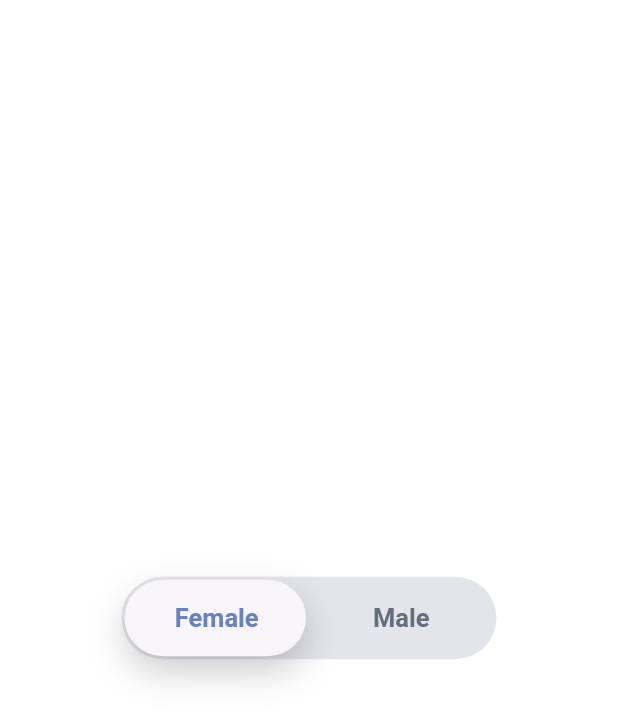
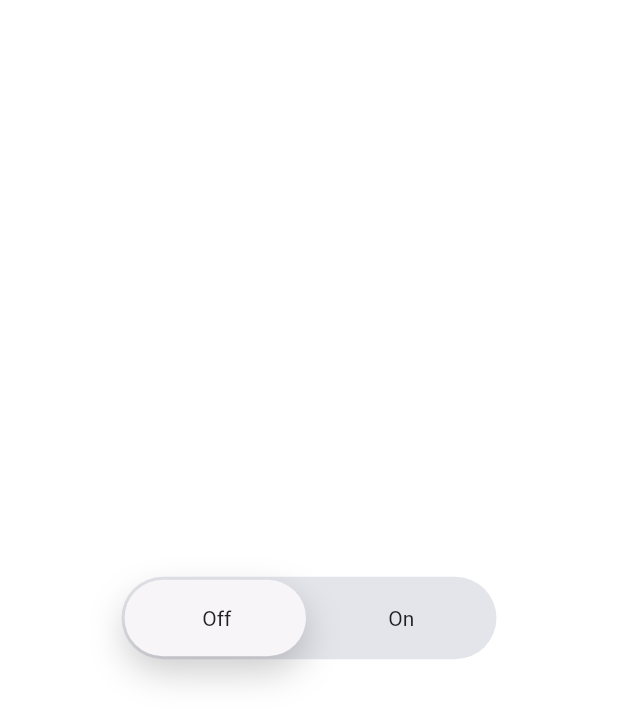
Before and after one commit to CodeAppRun/sliding_switch, a Flutter app: the screen it shows after launch, on a phone screen of 412 x 824 dp. Shown: the top 723 px of the screen. Run offline on Flutter 3.47's test engine with Material 2 defaults, Android fonts, the phone set to English and light mode, and no system bars.

Commit message:
offon text->offon widgets+optional inactive versns

```diff
--- a/lib/sliding_switch.dart
+++ b/lib/sliding_switch.dart
@@ -5,8 +5,10 @@ class SlidingSwitch extends StatefulWidget {
   final ValueChanged<bool> onChanged;
   final double width;
   final bool value;
-  final String textOff;
-  final String textOn;
+  final Widget widgetOff;
+  final Widget widgetOn;
+  final Widget? widgetOffInactive;
+  final Widget? widgetOnInactive;
   final Duration animationDuration;
   final Color colorOn;
   final Color colorOff;
@@ -26,8 +28,10 @@ class SlidingSwitch extends StatefulWidget {
     required this.onTap,
     required this.onDoubleTap,
     required this.onSwipe,
-    this.textOff = "Off",
-    this.textOn = "On",
+    this.widgetOff = const Text("Off"),
+    this.widgetOn = const Text("On"),
+    this.widgetOffInactive,
+    this.widgetOnInactive,
     this.colorOn = const Color(0xffdc6c73),
     this.colorOff = const Color(0xff6682c0),
     this.background = const Color(0xffe4e5eb),
@@ -114,28 +118,15 @@ class _SlidingSwitch extends State<SlidingSwitch>
               children: [
                 Expanded(
                   child: Center(
-                    child: Text(
-                      widget.textOff,
-                      style: TextStyle(
-                          color: turnState
-                              ? widget.inactiveColor
-                              : widget.colorOff,
-                          fontSize: 17,
-                          fontWeight: FontWeight.w600),
-                    ),
-                  ),
+                      child: turnState
+                          ? widget.widgetOffInactive ?? widget.widgetOff
+                          : widget.widgetOff),
                 ),
                 Expanded(
                   child: Center(
-                    child: Text(
-                      widget.textOn,
-                      style: TextStyle(
-                          color:
-                              turnState ? widget.colorOn : widget.inactiveColor,
-                          fontSize: 17,
-                          fontWeight: FontWeight.w600),
-                    ),
-                  ),
+                      child: turnState
+                          ? widget.widgetOn
+                          : widget.widgetOnInactive ?? widget.widgetOn),
                 )
               ],
             )
```
Also changed, not shown: example/pubspec.lock, pubspec.lock.
